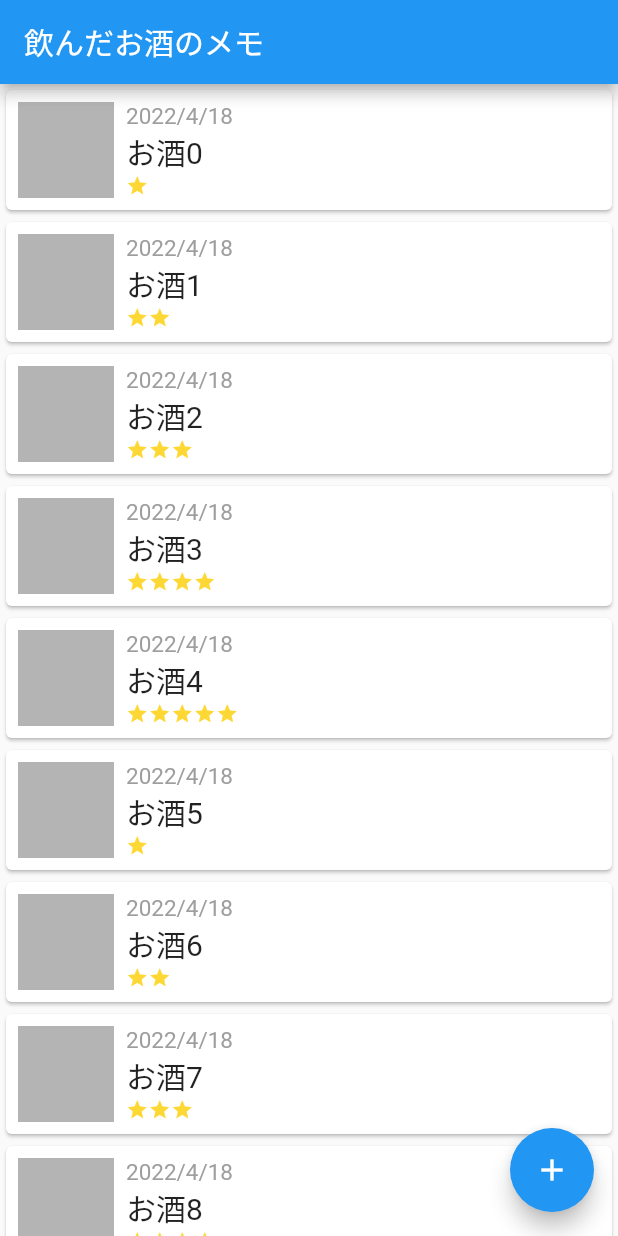
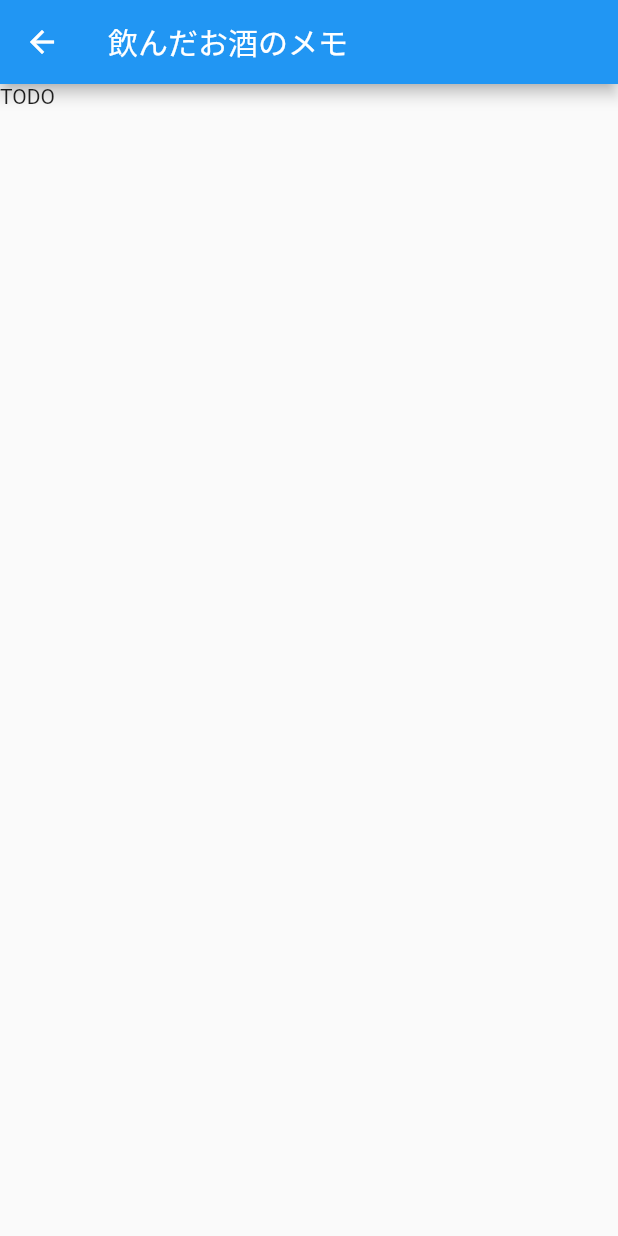
Before and after one commit to ken1flan/uchi_sake, a Flutter app: the screen it shows after launch, after a tap on the "add" icon, on a phone screen of 412 x 824 dp. Run offline on Flutter 3.47's test engine with Material 2 defaults, Android fonts, the phone set to English and light mode, and no system bars.

Commit message:
メモの編集ページを追加

```diff
--- /dev/null
+++ b/lib/widgets/memo_edit_page.dart
@@ -0,0 +1,23 @@
+import 'package:flutter/material.dart';
+import 'package:uchi_sake/models/memo.dart';
+
+class MemoEditPage extends StatefulWidget {
+  const MemoEditPage({Key? key}) : super(key: key);
+
+  @override
+  State<MemoEditPage> createState() => _MemoEditPageState();
+}
+
+class _MemoEditPageState extends State<MemoEditPage> {
+  late Memo memo;
+
+  @override
+  Widget build(BuildContext context) {
+    return Scaffold(
+      appBar: AppBar(
+        title: const Text('飲んだお酒のメモ'),
+      ),
+      body: const Text('TODO'),
+    );
+  }
+}
--- a/lib/widgets/memo_list_page.dart
+++ b/lib/widgets/memo_list_page.dart
@@ -1,5 +1,6 @@
 import 'package:flutter/material.dart';
 import 'package:uchi_sake/models/memo.dart';
+import 'package:uchi_sake/widgets/memo_edit_page.dart';
 
 class MemoListPage extends StatefulWidget {
   const MemoListPage({Key? key}) : super(key: key);
@@ -27,8 +28,13 @@ class _MemoListPageState extends State<MemoListPage> {
     }
   }
 
-  void _createMemo() {
-    // TODO: 新規メモ作成ページを表示
+  void _createMemo() async {
+    await Navigator.push(
+        context,
+        MaterialPageRoute(
+          builder: (context) => const MemoEditPage(),
+        ));
+    setState(() {});
   }
 
   @override
```
